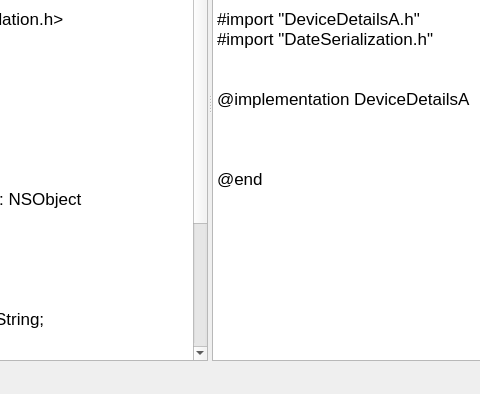
First picture: the form in Testy/GUITest/refactorerwindow.ui, repository WezSieTato/TKOM-obj-C-refactor, before the edit; both pictures show x 223 to 703 and y 196 to 590 of the 866 by 590 pixel window.
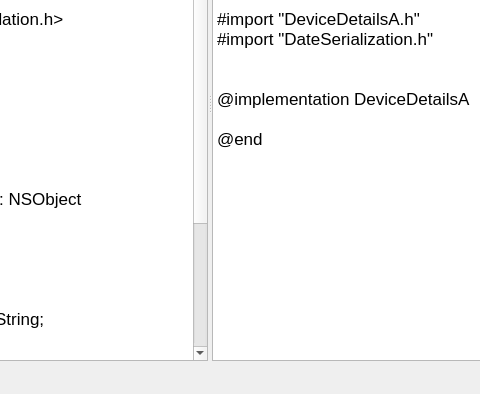
Second picture: the form after the edit.

```diff
--- a/Testy/GUITest/refactorerwindow.ui
+++ b/Testy/GUITest/refactorerwindow.ui
@@ -81,8 +81,6 @@
 &lt;p style=&quot;-qt-paragraph-type:empty; margin-top:0px; margin-bottom:0px; margin-left:0px; margin-right:0px; -qt-block-indent:0; text-indent:0px;&quot;&gt;&lt;br /&gt;&lt;/p&gt;
 &lt;p style=&quot; margin-top:0px; margin-bottom:0px; margin-left:0px; margin-right:0px; -qt-block-indent:0; text-indent:0px;&quot;&gt;@implementation DeviceDetailsA&lt;/p&gt;
 &lt;p style=&quot;-qt-paragraph-type:empty; margin-top:0px; margin-bottom:0px; margin-left:0px; margin-right:0px; -qt-block-indent:0; text-indent:0px;&quot;&gt;&lt;br /&gt;&lt;/p&gt;
-&lt;p style=&quot;-qt-paragraph-type:empty; margin-top:0px; margin-bottom:0px; margin-left:0px; margin-right:0px; -qt-block-indent:0; text-indent:0px;&quot;&gt;&lt;br /&gt;&lt;/p&gt;
-&lt;p style=&quot;-qt-paragraph-type:empty; margin-top:0px; margin-bottom:0px; margin-left:0px; margin-right:0px; -qt-block-indent:0; text-indent:0px;&quot;&gt;&lt;br /&gt;&lt;/p&gt;
 &lt;p style=&quot; margin-top:0px; margin-bottom:0px; margin-left:0px; margin-right:0px; -qt-block-indent:0; text-indent:0px;&quot;&gt;@end&lt;/p&gt;
 &lt;p style=&quot;-qt-paragraph-type:empty; margin-top:0px; margin-bottom:0px; margin-left:0px; margin-right:0px; -qt-block-indent:0; text-indent:0px;&quot;&gt;&lt;br /&gt;&lt;/p&gt;&lt;/body&gt;&lt;/html&gt;</string>
        </property>
```
